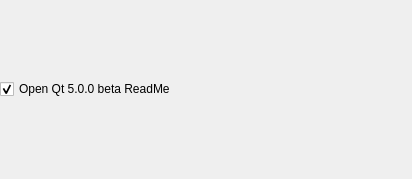
Before: the Qt Designer form release-tools/configurations/pkg_beta/qt.sdk.readme/meta/readmecheckboxform.ui in qt/qtrepotools, drawn with Qt 5.
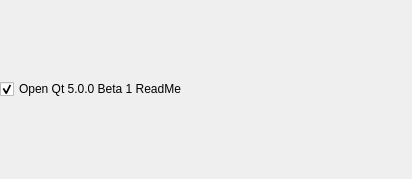
After: the same form once the commit is applied.

Commit message: Consistently label the first Qt 5 beta as "Beta 1".

```diff
--- a/release-tools/configurations/pkg_beta/qt.sdk.readme/meta/readmecheckboxform.ui
+++ b/release-tools/configurations/pkg_beta/qt.sdk.readme/meta/readmecheckboxform.ui
@@ -17,7 +17,7 @@
    <item>
     <widget class="QCheckBox" name="readMeCheckBox">
      <property name="text">
-      <string>Open Qt 5.0.0 beta ReadMe</string>
+      <string>Open Qt 5.0.0 Beta 1 ReadMe</string>
      </property>
      <property name="checked">
       <bool>true</bool>
```
The commit also changes 20 other files.
